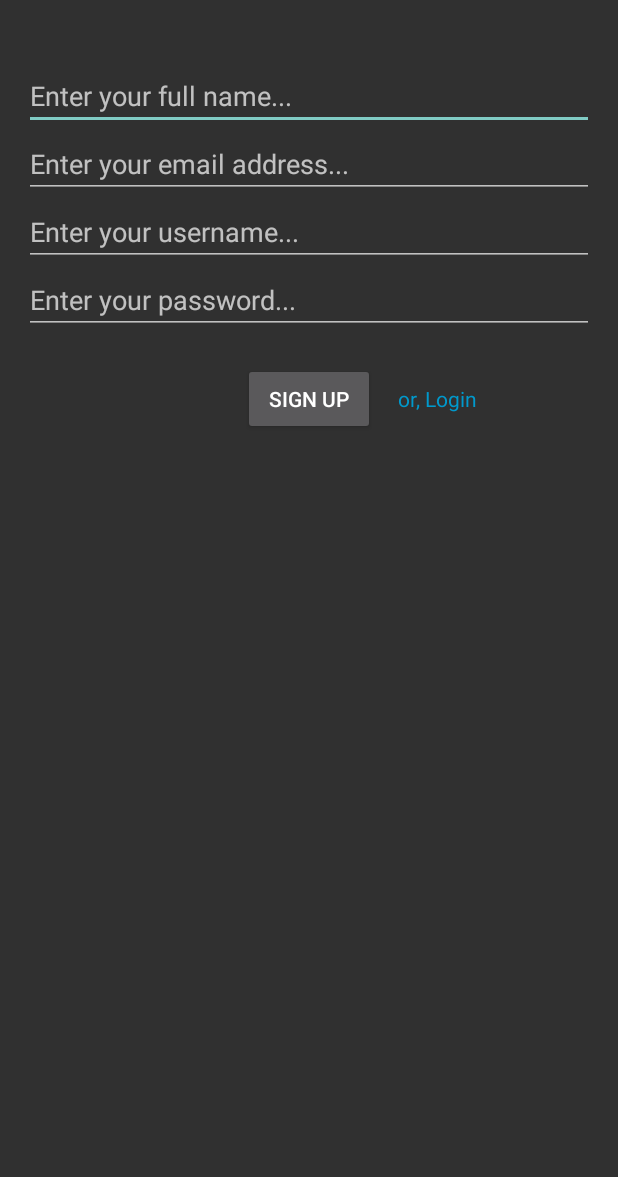
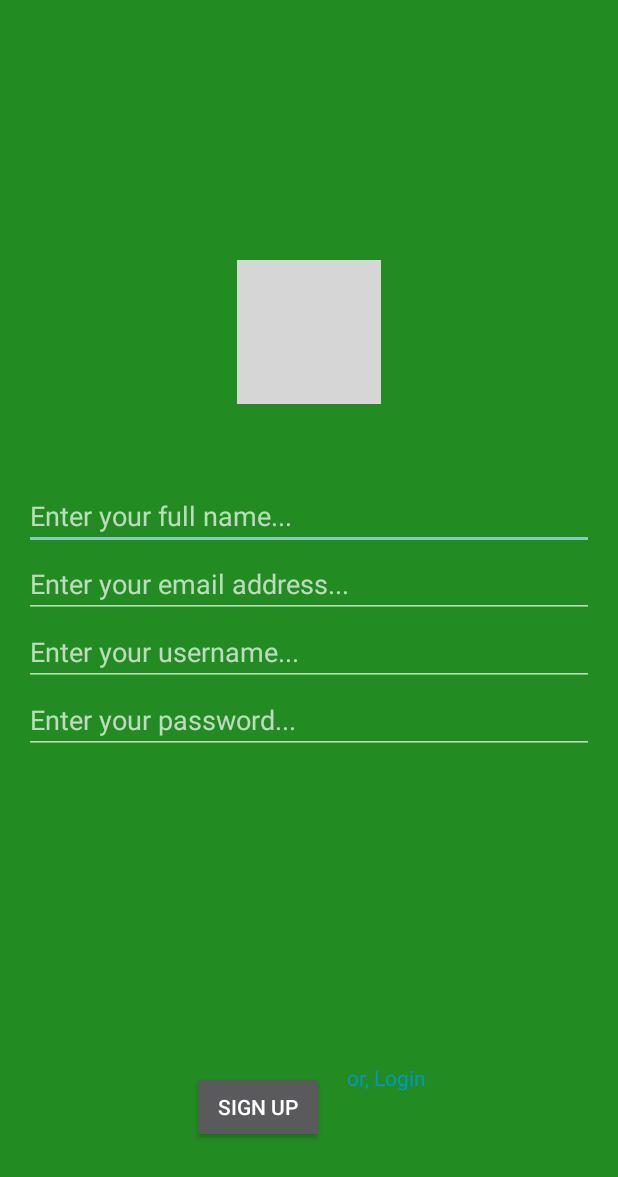
Before and after one commit to NilsBacke/Ursa, an Android app: the screen it shows after launch (LogInActivity), on a phone screen of 412 x 824 dp. Shown: the top 1177 px of the screen. Run offline under Robolectric (Android 15) with nearby library versions, the phone set to English and light mode, and no system bars; 6 statements that could not run were skipped; grey boxes are pictures that could not be loaded.

Commit message:
drawable add2

```diff
--- a/ParseStarterProject/src/main/res/layout/activity_login.xml
+++ b/ParseStarterProject/src/main/res/layout/activity_login.xml
@@ -9,21 +9,23 @@
 <RelativeLayout xmlns:android="http://schemas.android.com/apk/res/android"
                 xmlns:app="http://schemas.android.com/apk/res-auto"
                 xmlns:tools="http://schemas.android.com/tools"
+                android:id="@+id/backgroundRelativeLayout"
                 android:layout_width="match_parent"
                 android:layout_height="match_parent"
+                android:background="@color/darkgreen"
+                android:paddingBottom="@dimen/activity_vertical_margin"
                 android:paddingLeft="@dimen/activity_horizontal_margin"
                 android:paddingRight="@dimen/activity_horizontal_margin"
                 android:paddingTop="@dimen/activity_vertical_margin"
-    android:paddingBottom="@dimen/activity_vertical_margin"
-    tools:context=".LogIn.LogInActivity"
-    android:id="@+id/backgroundRelativeLayout">
+                tools:context=".LogIn.LogInActivity">
 
     <LinearLayout
+        android:id="@+id/linearLayout"
         android:layout_width="match_parent"
         android:layout_height="wrap_content"
-        android:orientation="vertical"
-        android:id="@+id/linearLayout"
-        android:layout_marginTop="25dp">
+        android:layout_alignParentStart="true"
+        android:layout_centerVertical="true"
+        android:orientation="vertical">
 
         <EditText
             android:id="@+id/nameEditText"
@@ -32,7 +34,7 @@
             android:layout_above="@+id/passwordEditText"
             android:ems="10"
             android:hint="Enter your full name..."
-            android:inputType="textCapWords|textPersonName" />
+            android:inputType="textCapWords|textPersonName"/>
 
         <EditText
             android:id="@+id/emailEditText"
@@ -40,7 +42,7 @@
             android:layout_height="wrap_content"
             android:ems="10"
             android:hint="Enter your email address..."
-            android:inputType="textEmailAddress" />
+            android:inputType="textEmailAddress"/>
 
         <EditText
             android:id="@+id/usernameEditText"
@@ -53,7 +55,7 @@
             android:layout_below="@+id/logoImageView"
             android:ems="10"
             android:hint="Enter your username..."
-            android:inputType="textPersonName" />
+            android:inputType="textPersonName"/>
 
         <EditText
             android:id="@+id/passwordEditText"
@@ -64,30 +66,47 @@
             android:layout_below="@+id/usernameEditText"
             android:ems="10"
             android:hint="Enter your password..."
-            android:inputType="textPassword" />
+            android:inputType="textPassword"/>
     </LinearLayout>
 
-    <Button
-        android:text="Sign Up"
+    <LinearLayout
         android:layout_width="wrap_content"
         android:layout_height="wrap_content"
+        android:layout_alignParentBottom="true"
+        android:layout_centerHorizontal="true"
+        android:layout_marginBottom="46dp">
+
+        <Button
             android:id="@+id/signupButton"
-        android:onClick="signUp"
+            android:layout_width="wrap_content"
+            android:layout_height="wrap_content"
             android:layout_below="@+id/linearLayout"
             android:layout_centerHorizontal="true"
-        android:layout_marginTop="19dp" />
+            android:layout_marginTop="19dp"
+            android:onClick="signUp"
+            android:text="Sign Up"/>
 
         <TextView
-        android:text="or, Login"
+            android:id="@+id/changeSignupModeTextView"
             android:layout_width="wrap_content"
             android:layout_height="wrap_content"
-        android:id="@+id/changeSignupModeTextView"
             android:layout_alignBaseline="@+id/signupButton"
             android:layout_alignBottom="@+id/signupButton"
-        android:layout_toRightOf="@+id/signupButton"
-        android:layout_toEndOf="@+id/signupButton"
             android:layout_marginLeft="15dp"
             android:layout_marginStart="15dp"
-        android:textColor="@android:color/holo_blue_dark" />
+            android:layout_toEndOf="@+id/signupButton"
+            android:layout_toRightOf="@+id/signupButton"
+            android:text="or, Login"
+            android:textColor="@android:color/holo_blue_dark"/>
+    </LinearLayout>
+
+    <ImageView
+        android:id="@+id/imageView6"
+        android:layout_width="wrap_content"
+        android:layout_height="wrap_content"
+        android:layout_above="@+id/linearLayout"
+        android:layout_centerHorizontal="true"
+        android:layout_marginBottom="52dp"
+        app:srcCompat="@drawable/maxtwo_logo"/>
 
 </RelativeLayout>
```
Also changed, not shown: ParseStarterProject/src/main/res/layout/nav_header_main.xml (+7 -8 lines), ParseStarterProject/src/main/res/values/colors.xml (added, +28 -0 lines). Lines whose indentation alone changed are shown as unchanged.
